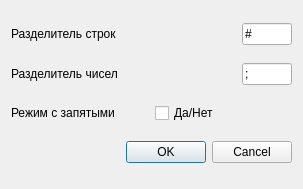
The window that Recognite/parsersettingsdialog.ui (relaxesemind/Recognite) describes before a commit, drawn with Qt 5.
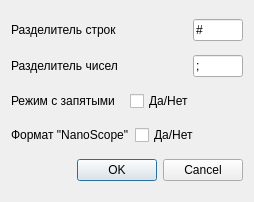
The same window after the commit.

```diff
--- a/Recognite/parsersettingsdialog.ui
+++ b/Recognite/parsersettingsdialog.ui
@@ -6,8 +6,8 @@
    <rect>
     <x>0</x>
     <y>0</y>
-    <width>303</width>
-    <height>189</height>
+    <width>254</width>
+    <height>202</height>
    </rect>
   </property>
   <property name="windowTitle">
@@ -98,6 +98,24 @@
      </item>
     </layout>
    </item>
+   <item>
+    <layout class="QHBoxLayout" name="horizontalLayout_4">
+     <item>
+      <widget class="QLabel" name="label_4">
+       <property name="text">
+        <string>Формат &quot;NanoScope&quot;</string>
+       </property>
+      </widget>
+     </item>
+     <item>
+      <widget class="QCheckBox" name="checkBox_2">
+       <property name="text">
+        <string>Да/Нет</string>
+       </property>
+      </widget>
+     </item>
+    </layout>
+   </item>
    <item>
     <widget class="QDialogButtonBox" name="buttonBox">
      <property name="orientation">
```
